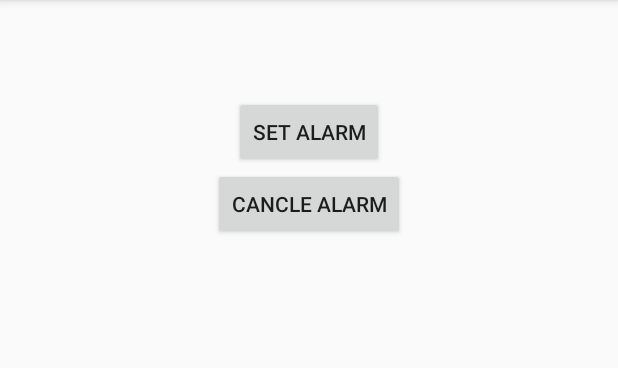
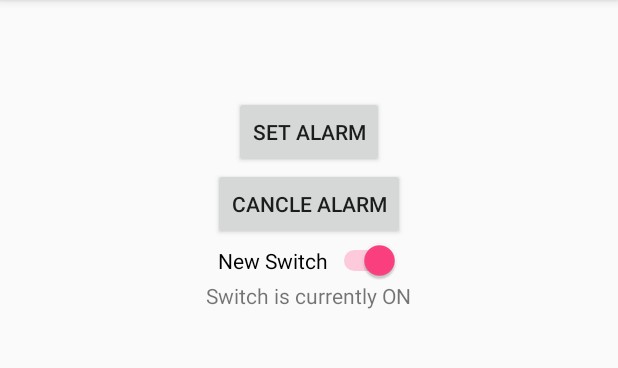
Before and after one commit to Nazmul56/LocalNotification, an Android app: the screen it shows after launch (MainActivity), on a phone screen of 412 x 824 dp, the part 84-452 px from its top. Run offline under Robolectric (Android 15) with nearby library versions, the phone set to English and light mode, and no system bars.

```diff
--- a/app/src/main/java/com/droidkings/localnotification/MainActivity.java
+++ b/app/src/main/java/com/droidkings/localnotification/MainActivity.java
@@ -12,6 +12,9 @@ import android.view.Menu;
 import android.view.MenuItem;
 import android.view.View;
 import android.widget.Button;
+import android.widget.CompoundButton;
+import android.widget.Switch;
+import android.widget.TextView;
 import android.widget.TimePicker;
 import android.widget.Toast;
 
@@ -20,6 +23,7 @@ import java.util.Calendar;
 public class MainActivity extends AppCompatActivity {
     AlarmManager am;  //This should be Global Variable
     PendingIntent pendingIntent;///Global variable
+    TextView switchStatus;
     @Override
     protected void onCreate(Bundle savedInstanceState) {
         super.onCreate(savedInstanceState);
@@ -28,6 +32,10 @@ public class MainActivity extends AppCompatActivity {
         setSupportActionBar(toolbar);
         Button set = (Button) findViewById(R.id.setime);
         Button cancelAl =(Button) findViewById(R.id.cancleAlarm);
+        Switch firstSwitch = (Switch) findViewById(R.id.switch1);
+        firstSwitch.setChecked(true);
+        switchStatus = (TextView) findViewById(R.id.status);
+
         set.setOnClickListener(new View.OnClickListener() {
             @Override
             public void onClick(View view) {
@@ -44,6 +52,28 @@ public class MainActivity extends AppCompatActivity {
 
             }
         });
+        firstSwitch.setOnCheckedChangeListener(new CompoundButton.OnCheckedChangeListener() {
+
+            @Override
+            public void onCheckedChanged(CompoundButton buttonView,
+                                         boolean isChecked) {
+
+                if(isChecked){
+                    switchStatus.setText("Switch is currently ON");
+                }else{
+                    switchStatus.setText("Switch is currently OFF");
+                }
+
+            }
+        });
+
+        //check the current state before we display the screen
+        if(firstSwitch.isChecked()){
+            switchStatus.setText("Switch is currently ON");
+        }
+        else {
+            switchStatus.setText("Switch is currently OFF");
+        }
     }
     private TimePickerDialog.OnTimeSetListener myTimeListener = new TimePickerDialog.OnTimeSetListener() {
         @Override
--- a/app/src/main/res/layout/content_main.xml
+++ b/app/src/main/res/layout/content_main.xml
@@ -27,5 +27,24 @@
         android:layout_below="@+id/setime"
         android:layout_centerHorizontal="true" />
 
+    <Switch
+        android:layout_width="wrap_content"
+        android:layout_height="wrap_content"
+        android:text="New Switch"
+        android:id="@+id/switch1"
+        android:layout_below="@+id/cancleAlarm"
+        android:layout_centerHorizontal="true" />
+
+    <TextView
+        android:layout_width="wrap_content"
+        android:layout_height="wrap_content"
+        android:textAppearance="?android:attr/textAppearanceSmall"
+        android:text="Off"
+        android:id="@+id/status"
+        android:layout_below="@+id/switch1"
+
+        android:layout_centerHorizontal="true"
+        />
+
 
 </RelativeLayout>
```
Also changed, not shown: app/src/main/java/com/droidkings/localnotification/MyReceiver.java (+27 -1 lines).
